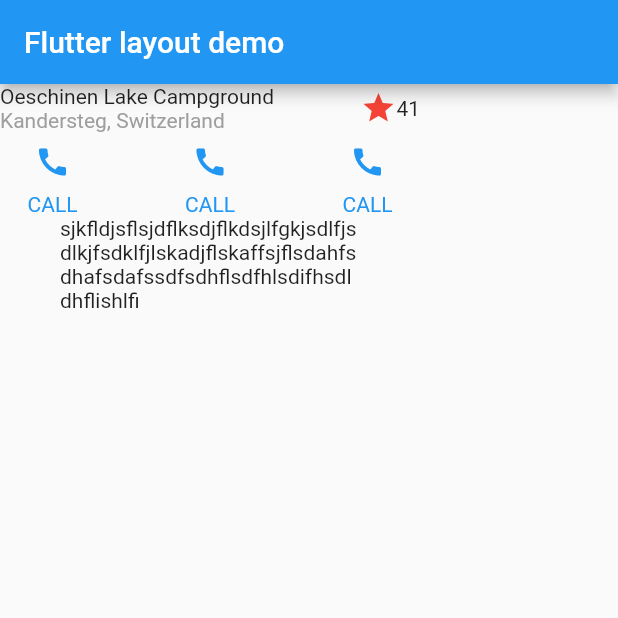
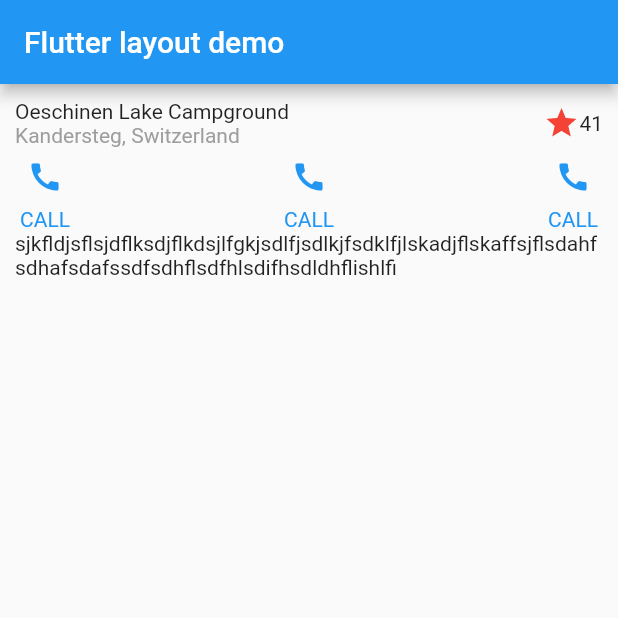
Before and after one commit to ji-hyun219/flutter_practice, a Flutter app: the screen it shows after launch, on a phone screen of 412 x 824 dp, the top half of it. Run offline on Flutter 3.47's test engine with Material 2 defaults, Android fonts, the phone set to English and light mode, and no system bars.

Commit message:
feat(BuildingLayouts): feedback

```diff
--- a/lib/screen/building_layouts.dart
+++ b/lib/screen/building_layouts.dart
@@ -10,22 +10,19 @@ class BuildingLayouts extends StatelessWidget {
         title: const Text('Flutter layout demo'),
       ),
       body: Container(
-          child: Column(
-              crossAxisAlignment: CrossAxisAlignment.center,
-              children: [const TitleWidget(), ButtonSection(), TextBox()])),
+          padding: EdgeInsets.all(10),
+          child: Column(children: [
+            const TitleWidget(),
+            ButtonSection(),
+            Container(
+                child: Text(
+                    'sjkfldjsflsjdflksdjflkdsjlfgkjsdlfjsdlkjfsdklfjlskadjflskaffsjflsdahfsdhafsdafssdfsdhflsdfhlsdifhsdldhflishlfi'))
+          ])),
     );
-  }
-
-  Container TextBox() {
-    return Container(
-        width: 200,
-        child: Text(
-            'sjkfldjsflsjdflksdjflkdsjlfgkjsdlfjsdlkjfsdklfjlskadjflskaffsjflsdahfsdhafsdafssdfsdhflsdfhlsdifhsdldhflishlfi'));
   }
 
   Container ButtonSection() {
     return Container(
-      width: 250,
       child: Row(mainAxisAlignment: MainAxisAlignment.spaceBetween, children: [
         Column(children: [
           Padding(
@@ -58,12 +55,12 @@ class TitleWidget extends StatelessWidget {
   @override
   Widget build(BuildContext context) {
     return Container(
-      width: 280,
+      // width: 280,
       child: Row(
         children: [
           Expanded(
             child: Column(
-              mainAxisSize: MainAxisSize.min,
+              // mainAxisSize: MainAxisSize.min,
               crossAxisAlignment: CrossAxisAlignment.start,
               children: [
                 Text('Oeschinen Lake Campground'),
```
Also changed, not shown: 1 other file.
